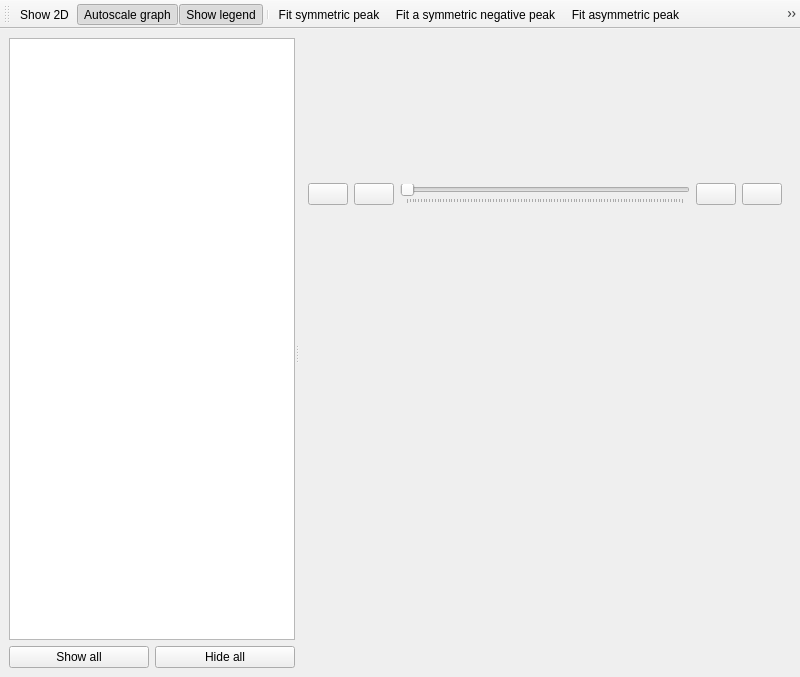
First picture: the form in cct/qtgui/core/scangraph/scangraph.ui, repository awacha/cct, before the edit.
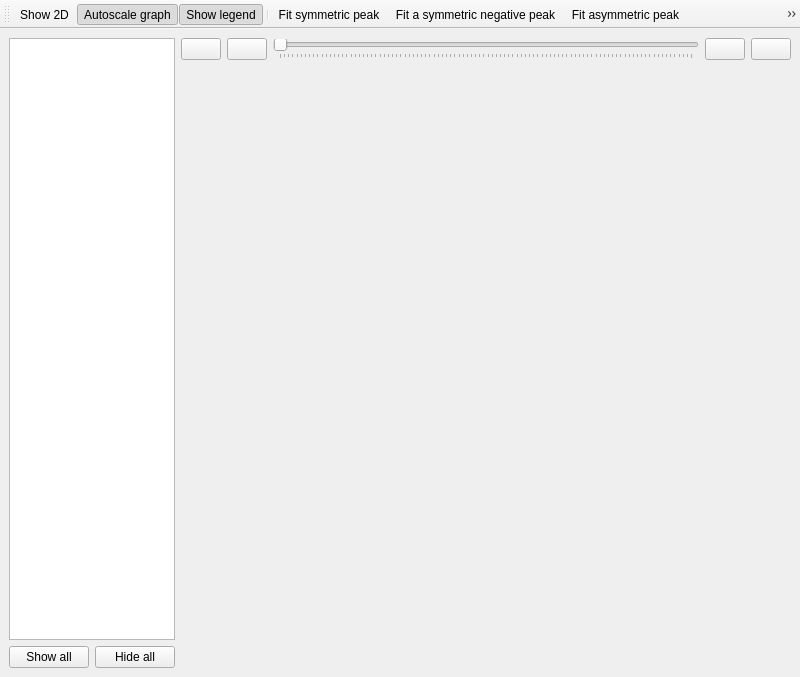
Second picture: the form after the edit. Icons and pictures are not drawn.

Commit message: Scangraph UI tuning

Diff of the .ui file:
```diff
--- a/cct/qtgui/core/scangraph/scangraph.ui
+++ b/cct/qtgui/core/scangraph/scangraph.ui
@@ -18,43 +18,10 @@
     <normaloff>:/icons/scan.svg</normaloff>:/icons/scan.svg</iconset>
   </property>
   <widget class="QWidget" name="centralwidget">
+   <layout class="QHBoxLayout" name="horizontalLayout">
+    <item>
    <layout class="QVBoxLayout" name="verticalLayout">
     <item>
-     <widget class="QSplitter" name="splitter">
-      <property name="orientation">
-       <enum>Qt::Horizontal</enum>
-      </property>
-      <widget class="QWidget" name="widget" native="true">
-       <layout class="QGridLayout" name="gridLayout">
-        <item row="1" column="0">
-         <widget class="QPushButton" name="showAllButton">
-          <property name="toolTip">
-           <string>Show all signals</string>
-          </property>
-          <property name="text">
-           <string>Show all</string>
-          </property>
-          <property name="icon">
-           <iconset resource="../../../resource/icons/icons.qrc">
-            <normaloff>:/icons/show.svg</normaloff>:/icons/show.svg</iconset>
-          </property>
-         </widget>
-        </item>
-        <item row="1" column="1">
-         <widget class="QPushButton" name="hideAllButton">
-          <property name="toolTip">
-           <string>Hide all signals</string>
-          </property>
-          <property name="text">
-           <string>Hide all</string>
-          </property>
-          <property name="icon">
-           <iconset resource="../../../resource/icons/icons.qrc">
-            <normaloff>:/icons/hide.svg</normaloff>:/icons/hide.svg</iconset>
-          </property>
-         </widget>
-        </item>
-        <item row="0" column="0" colspan="2">
          <widget class="QTreeView" name="signalsTreeView">
           <property name="sizePolicy">
            <sizepolicy hsizetype="Minimum" vsizetype="Expanding">
@@ -62,6 +29,9 @@
             <verstretch>0</verstretch>
            </sizepolicy>
           </property>
+        <property name="horizontalScrollBarPolicy">
+         <enum>Qt::ScrollBarAlwaysOff</enum>
+        </property>
           <property name="sizeAdjustPolicy">
            <enum>QAbstractScrollArea::AdjustToContents</enum>
           </property>
@@ -76,19 +46,49 @@
           </property>
          </widget>
         </item>
-       </layout>
-      </widget>
-      <widget class="QWidget" name="figureContainer" native="true">
-       <layout class="QVBoxLayout" name="verticalLayout_2">
+      <item>
+       <layout class="QHBoxLayout" name="horizontalLayout_3">
+        <item>
+         <widget class="QPushButton" name="showAllButton">
+          <property name="toolTip">
+           <string>Show all signals</string>
+          </property>
+          <property name="text">
+           <string>Show all</string>
+          </property>
+          <property name="icon">
+           <iconset resource="../../../resource/icons/icons.qrc">
+            <normaloff>:/icons/show.svg</normaloff>:/icons/show.svg</iconset>
+          </property>
+         </widget>
+        </item>
         <item>
-         <widget class="QWidget" name="cursorContainer" native="true">
-          <property name="sizePolicy">
-           <sizepolicy hsizetype="Preferred" vsizetype="Preferred">
-            <horstretch>0</horstretch>
-            <verstretch>0</verstretch>
-           </sizepolicy>
+         <widget class="QPushButton" name="hideAllButton">
+          <property name="toolTip">
+           <string>Hide all signals</string>
           </property>
-          <layout class="QHBoxLayout" name="horizontalLayout">
+          <property name="text">
+           <string>Hide all</string>
+          </property>
+          <property name="icon">
+           <iconset resource="../../../resource/icons/icons.qrc">
+            <normaloff>:/icons/hide.svg</normaloff>:/icons/hide.svg</iconset>
+          </property>
+         </widget>
+        </item>
+       </layout>
+      </item>
+     </layout>
+    </item>
+    <item>
+     <layout class="QVBoxLayout" name="verticalLayout_3">
+      <item>
+       <layout class="QVBoxLayout" name="figureLayout"/>
+      </item>
+      <item>
+       <layout class="QVBoxLayout" name="cursorLayout">
+        <item>
+         <layout class="QHBoxLayout" name="horizontalLayout_4">
            <item>
             <widget class="QPushButton" name="cursorHomeButton">
              <property name="toolTip">
@@ -159,7 +159,6 @@
             </widget>
            </item>
           </layout>
-         </widget>
         </item>
         <item>
          <layout class="QHBoxLayout" name="horizontalLayout_2">
@@ -199,8 +198,8 @@
          </layout>
         </item>
        </layout>
-      </widget>
-     </widget>
+      </item>
+     </layout>
     </item>
    </layout>
   </widget>
```
Lines whose indentation alone changed are shown as unchanged. The commit also changes 1 other file.
